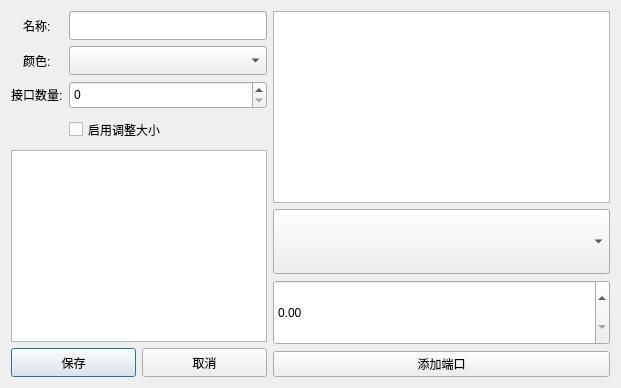
First picture: the form in Design_easy/dialogs.ui, repository Alan-Soong/Project_of_ChipCraftDesign, before the edit.
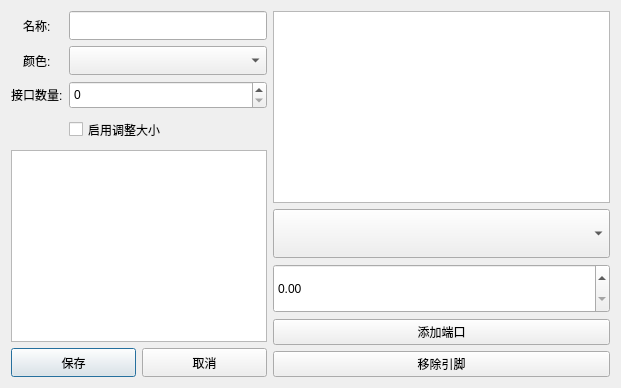
Second picture: the form after the edit.

Commit message: 界面好看了，引脚能自由添加，但是删除存在问题以及不能把引脚保存，后续解决。

The edit to the form file:
```diff
--- a/Design_easy/dialogs.ui
+++ b/Design_easy/dialogs.ui
@@ -196,6 +196,13 @@
        </property>
       </widget>
      </item>
+     <item>
+      <widget class="QPushButton" name="removePinButton">
+       <property name="text">
+        <string>移除引脚</string>
+       </property>
+      </widget>
+     </item>
     </layout>
    </item>
   </layout>
```
The commit also changes 731 other files.
